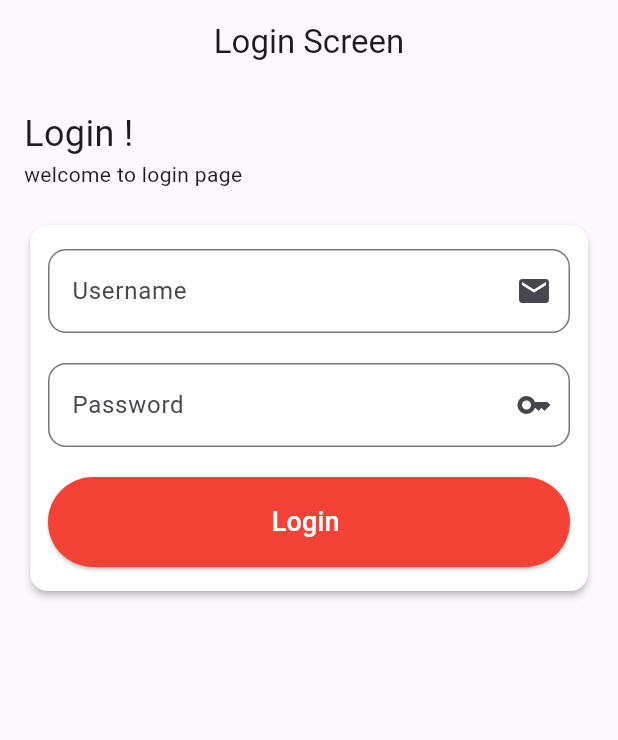
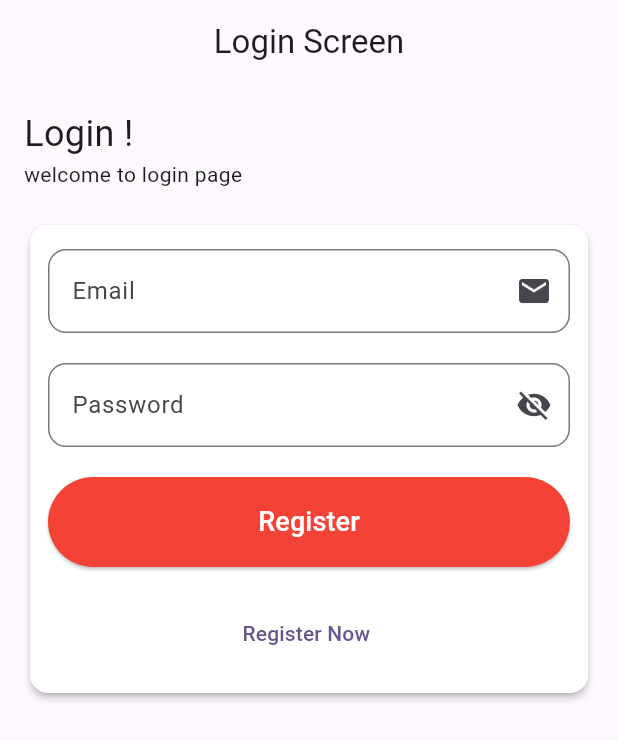
Before and after one commit to sandip7778/FlutterCourse, a Flutter app: the screen it shows after launch, on a phone screen of 412 x 824 dp. Shown: the top 740 px of the screen. Run offline on Flutter 3.47's test engine with Material 3 defaults, Android fonts, the phone set to English and light mode, and no system bars.

Commit message:
flutter Login with widget

```diff
--- a/lib/Screen/LoginScreen.dart
+++ b/lib/Screen/LoginScreen.dart
@@ -1,4 +1,9 @@
 import 'package:flutter/material.dart';
+import 'package:testapp/Screen/Firstapp.dart';
+import 'package:testapp/Screen/RegisterScreen.dart';
+
+import '../Widget/Button/ElevatedWidget.dart';
+import '../Widget/InputWidget/InputField.dart';
 class Loginscreen extends StatefulWidget {
   const Loginscreen({super.key});
 
@@ -7,6 +12,9 @@ class Loginscreen extends StatefulWidget {
 }
 
 class _LoginscreenState extends State<Loginscreen> {
+
+  var _offsecure = true;
+
   @override
   Widget build(BuildContext context) {
     return Scaffold(
@@ -23,9 +31,7 @@ class _LoginscreenState extends State<Loginscreen> {
               children: [
                 Text("Login !",style: TextStyle(fontSize: 24),),
                 Text("welcome to login page",style: TextStyle(fontSize: 14),),
-
                 SizedBox(height: 20,),
-
                 Card(
                   elevation: 2,
                   color: Colors.white,
@@ -35,39 +41,45 @@ class _LoginscreenState extends State<Loginscreen> {
                         padding: EdgeInsets.symmetric(vertical: 16,horizontal: 12),
                       child: Column(
                         children: [
-                         TextField(
-                           decoration: InputDecoration(
-                             hintText: "Username",
-                             border: OutlineInputBorder(
-                               borderRadius: BorderRadius.circular(12),
-                             ),
-                             suffixIcon: Icon(Icons.email)
-                           )
-                         ),
+                          InputField(hintText: "Email ", icon: Icons.email),
                           SizedBox(height: 20,),
                           TextField(
-                            obscureText: true,
+                            obscureText: _offsecure,
                               decoration: InputDecoration(
                                   hintText: "Password",
                                   border: OutlineInputBorder(
                                     borderRadius: BorderRadius.circular(12),
                                   ),
-                                  suffixIcon: Icon(Icons.key)
+                                  suffixIcon: IconButton(
+                                      onPressed: (){
+                                        if(_offsecure){
+                                          setState((){
+                                            _offsecure= false;
+                                          });
+                                        }else{
+                                          setState(() {
+                                            _offsecure = true;
+                                          });
+                                        }
+                                      },
+                                      icon: Icon(_offsecure ? Icons.visibility_off : Icons.visibility_outlined)
+                                  )
                               )
                           ),
                           SizedBox(height: 20,),
-                          ElevatedButton(
-                              onPressed: (){},
-                              style: ElevatedButton.styleFrom(
-                                backgroundColor: Colors.red,
-                              ),
-                              child: Container(
-                                width: double.infinity,
-                                  height: 60,
-                                  child: Padding(
-                                    padding: const EdgeInsets.all(8.0),
-                                    child: Center(child: Text("Login ",style: TextStyle(fontSize: 18,color: Colors.white),)),
-                                  ))
+                          ElevatedWidget(
+                              onPressed: (){
+                                Navigator.push(context, MaterialPageRoute(builder: (context) => Firstapp()),);
+                              },
+                              title: "Register",
+                              color: Colors.red
+                          ),
+                          SizedBox(height: 20,),
+                          TextButton(
+                              onPressed: (){
+                                Navigator.push(context, MaterialPageRoute(builder: (context) => RegisterScreen()),);
+                              },
+                              child: Text("Register Now ")
                           )
                         ],
                       ),
--- /dev/null
+++ b/lib/Widget/Button/ElevatedWidget.dart
@@ -0,0 +1,31 @@
+import 'package:flutter/material.dart';
+class ElevatedWidget extends StatelessWidget {
+  final VoidCallback onPressed;
+  final String title;
+  final Color color;
+
+  const ElevatedWidget({
+    required this.onPressed,
+    required this.title,
+    required this.color,
+    super.key
+  });
+
+  @override
+  Widget build(BuildContext context) {
+    return ElevatedButton(
+        onPressed: onPressed,
+        style: ElevatedButton.styleFrom(
+          backgroundColor: color,
+        ),
+        child: Container(
+            width: double.infinity,
+            height: 60,
+            child: Padding(
+              padding: const EdgeInsets.all(8.0),
+              child: Center(child: Text(title,style: TextStyle(fontSize: 18,color: Colors.white),)),
+            )
+        )
+    );
+  }
+}
--- /dev/null
+++ b/lib/Widget/InputWidget/InputField.dart
@@ -0,0 +1,24 @@
+import 'package:flutter/material.dart';
+class InputField extends StatelessWidget {
+  final String hintText;
+  final IconData icon;
+
+  const InputField({
+    required this.hintText,
+    required this.icon,
+    super.key
+  });
+
+  @override
+  Widget build(BuildContext context) {
+    return  TextField(
+        decoration: InputDecoration(
+            hintText: hintText,
+            border: OutlineInputBorder(
+              borderRadius: BorderRadius.circular(12),
+            ),
+            suffixIcon: Icon(icon)
+        )
+    );
+  }
+}
--- a/lib/main.dart
+++ b/lib/main.dart
@@ -15,6 +15,7 @@ class MyApp extends StatelessWidget {
   @override
   Widget build(BuildContext context) {
     return MaterialApp(
+      debugShowCheckedModeBanner: false,
       title: 'First App',
       theme: ThemeData(
         colorScheme: ColorScheme.fromSeed(seedColor: Colors.deepPurple),
```
Also changed, not shown: lib/Screen/RegisterScreen.dart (added, +68 -0 lines).
